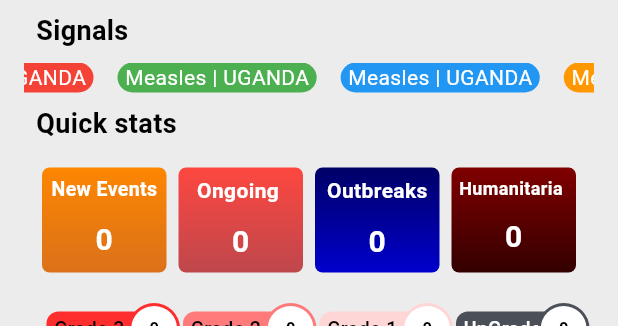
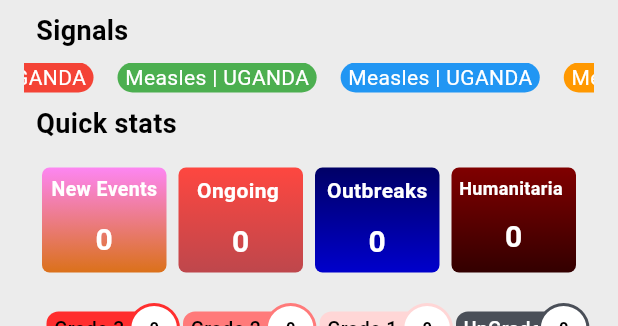
Before and after one commit to neric1/idsr_mobile, a Flutter app: the WhoAfrDashboard screen opened by its route, on a phone screen of 412 x 824 dp, the part 101-427 px from its top. Run offline on Flutter 3.47's test engine with Material 3 defaults, Android fonts, the phone set to English and light mode, and no system bars; drawn by our look-alikes of auto_size_text, flutter_map; our stand-ins replace dartz, dio, equatable, fl_chart, flutter_bloc, flutter_dotenv and 3 more; missing offline and left inert: country_flags; network calls fail.

```diff
--- a/lib/presentation/who_afro_dashboard.dart
+++ b/lib/presentation/who_afro_dashboard.dart
@@ -191,7 +191,7 @@ class WhoAfrDashboard extends StatelessWidget {
             child: Row(
               mainAxisAlignment: MainAxisAlignment.spaceBetween,
               children: [
-                _statCard(context,"New Events", [], [Color(0xFFdb711a),Color(0xFFfd8601)]),
+                _statCard(context,"New Events", [], [Color(0xFFdb711a),Color(0xFFfd86f2)]),
                 _statCard(context,"Ongoing ", ongoing, [Color(0xFFbe474c),Color(0xFFfe4740)]),
                 _statCard(context,"Outbreaks", data[0], [Color(0xFF0000cc),Color(0xFF000066)]),
                 _statCard(context,"Humanitarian",data[1], [Color(0xFF330000),Color(0xFF800000)]),
```
